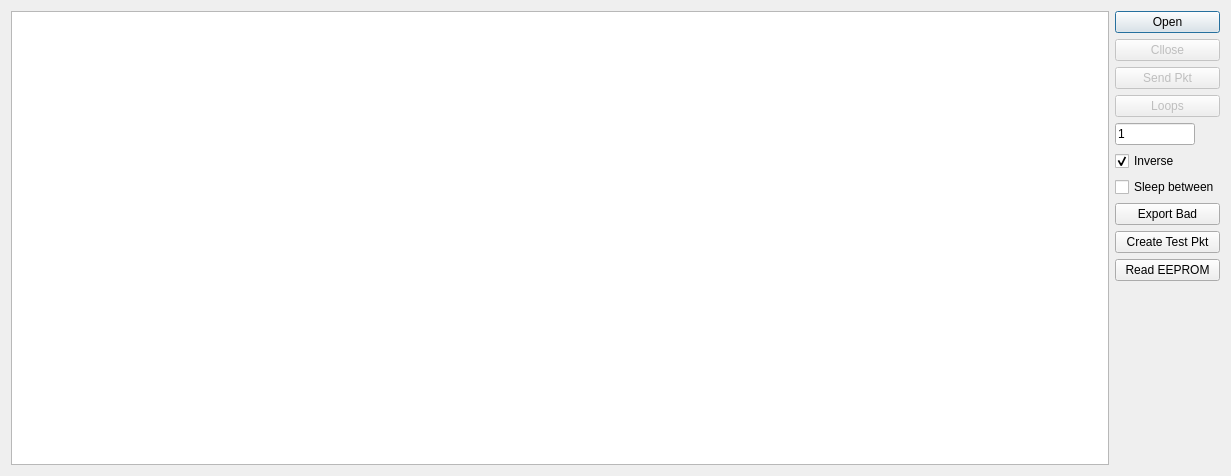
First picture: the form in dialog.ui, repository Grovety/Qt_Test_Verilog_Ethernet, before the edit.
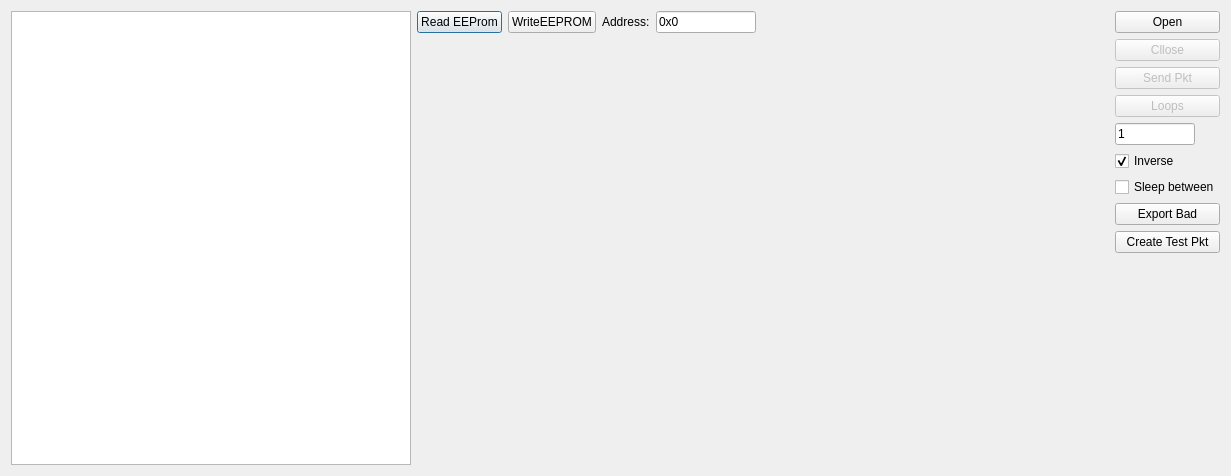
Second picture: the form after the edit. Custom widgets are drawn as their Qt base class.

Commit message: Read EEPROM Functionality is added

Diff of the .ui file:
```diff
--- a/dialog.ui
+++ b/dialog.ui
@@ -17,7 +17,78 @@
    <item>
     <layout class="QHBoxLayout" name="horizontalLayout">
      <item>
-      <widget class="QTableWidget" name="m_listEthCardNames"/>
+      <widget class="QTableWidget" name="m_listEthCardNames">
+       <property name="sizePolicy">
+        <sizepolicy hsizetype="Fixed" vsizetype="Expanding">
+         <horstretch>0</horstretch>
+         <verstretch>0</verstretch>
+        </sizepolicy>
+       </property>
+       <property name="minimumSize">
+        <size>
+         <width>400</width>
+         <height>0</height>
+        </size>
+       </property>
+      </widget>
+     </item>
+     <item>
+      <layout class="QVBoxLayout" name="verticalLayout_2">
+       <item>
+        <layout class="QHBoxLayout" name="horizontalLayout_2">
+         <item>
+          <widget class="QPushButton" name="m_btnReadEeprom_2">
+           <property name="text">
+            <string>Read EEProm</string>
+           </property>
+          </widget>
+         </item>
+         <item>
+          <widget class="QPushButton" name="m_btnWriteEeprom">
+           <property name="text">
+            <string>WriteEEPROM</string>
+           </property>
+          </widget>
+         </item>
+         <item>
+          <widget class="QLabel" name="label">
+           <property name="text">
+            <string>Address:</string>
+           </property>
+          </widget>
+         </item>
+         <item>
+          <widget class="QLineEdit" name="m_editEepromAddr">
+           <property name="maximumSize">
+            <size>
+             <width>100</width>
+             <height>16777215</height>
+            </size>
+           </property>
+           <property name="text">
+            <string>0x0</string>
+           </property>
+          </widget>
+         </item>
+         <item>
+          <spacer name="horizontalSpacer">
+           <property name="orientation">
+            <enum>Qt::Horizontal</enum>
+           </property>
+           <property name="sizeHint" stdset="0">
+            <size>
+             <width>40</width>
+             <height>20</height>
+            </size>
+           </property>
+          </spacer>
+         </item>
+        </layout>
+       </item>
+       <item>
+        <widget class="QHexEdit" name="m_eepromDump" native="true"/>
+       </item>
+      </layout>
      </item>
      <item>
       <layout class="QVBoxLayout" name="verticalLayout_3">
@@ -108,13 +179,6 @@
          </property>
         </widget>
        </item>
-       <item>
-        <widget class="QPushButton" name="m_btnReadEeprom">
-         <property name="text">
-          <string>Read EEPROM</string>
-         </property>
-        </widget>
-       </item>
        <item>
         <spacer name="verticalSpacer">
          <property name="orientation">
@@ -134,6 +198,14 @@
    </item>
   </layout>
  </widget>
+ <customwidgets>
+  <customwidget>
+   <class>QHexEdit</class>
+   <extends>QWidget</extends>
+   <header>./Dump/qhexedit.h</header>
+   <container>1</container>
+  </customwidget>
+ </customwidgets>
  <resources/>
  <connections/>
 </ui>
```
The commit also changes 10 other files.
